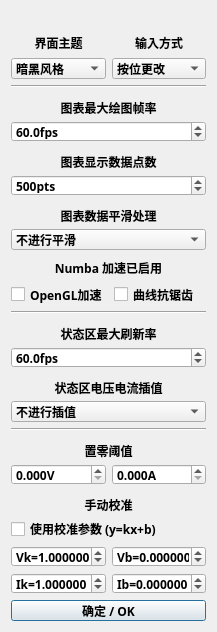
First picture: the form in gui_source/mdp_gui_template/graphics.ui, repository ElluIFX/DP100-PyQt5-GUI, before the edit.
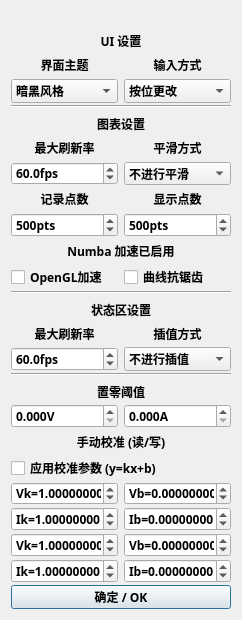
Second picture: the form after the edit.

The edit to the form file:
```diff
--- a/gui_source/mdp_gui_template/graphics.ui
+++ b/gui_source/mdp_gui_template/graphics.ui
@@ -12,8 +12,8 @@
    <rect>
     <x>0</x>
     <y>0</y>
-    <width>217</width>
-    <height>632</height>
+    <width>242</width>
+    <height>620</height>
    </rect>
   </property>
   <property name="sizePolicy">
@@ -24,14 +24,14 @@
   </property>
   <property name="minimumSize">
    <size>
-    <width>217</width>
-    <height>595</height>
+    <width>242</width>
+    <height>620</height>
    </size>
   </property>
   <property name="maximumSize">
    <size>
-    <width>242</width>
-    <height>632</height>
+    <width>266</width>
+    <height>620</height>
    </size>
   </property>
   <property name="windowTitle">
@@ -44,6 +44,9 @@
    <bool>true</bool>
   </property>
   <layout class="QVBoxLayout" name="verticalLayout">
+   <property name="spacing">
+    <number>2</number>
+   </property>
    <item>
     <widget class="QLabel" name="label">
      <property name="maximumSize">
@@ -57,6 +60,37 @@
      </property>
     </widget>
    </item>
+   <item>
+    <widget class="QLabel" name="label_46">
+     <property name="minimumSize">
+      <size>
+       <width>0</width>
+       <height>28</height>
+      </size>
+     </property>
+     <property name="maximumSize">
+      <size>
+       <width>999</width>
+       <height>16777215</height>
+      </size>
+     </property>
+     <property name="font">
+      <font>
+       <family>Sarasa Fixed SC SemiBold</family>
+       <bold>true</bold>
+      </font>
+     </property>
+     <property name="text">
+      <string>UI 设置</string>
+     </property>
+     <property name="alignment">
+      <set>Qt::AlignCenter</set>
+     </property>
+     <property name="margin">
+      <number>6</number>
+     </property>
+    </widget>
+   </item>
    <item>
     <layout class="QHBoxLayout" name="horizontalLayout_7">
      <property name="spacing">
@@ -219,7 +253,7 @@
       </font>
      </property>
      <property name="text">
-      <string>图表最大绘图帧率</string>
+      <string>图表设置</string>
      </property>
      <property name="alignment">
       <set>Qt::AlignCenter</set>
@@ -229,6 +263,80 @@
      </property>
     </widget>
    </item>
+   <item>
+    <layout class="QHBoxLayout" name="horizontalLayout_13">
+     <property name="spacing">
+      <number>6</number>
+     </property>
+     <item>
+      <widget class="QLabel" name="label_39">
+       <property name="minimumSize">
+        <size>
+         <width>0</width>
+         <height>24</height>
+        </size>
+       </property>
+       <property name="maximumSize">
+        <size>
+         <width>999</width>
+         <height>16777215</height>
+        </size>
+       </property>
+       <property name="font">
+        <font>
+         <family>Sarasa Fixed SC SemiBold</family>
+         <bold>true</bold>
+        </font>
+       </property>
+       <property name="text">
+        <string>最大刷新率</string>
+       </property>
+       <property name="alignment">
+        <set>Qt::AlignCenter</set>
+       </property>
+       <property name="margin">
+        <number>6</number>
+       </property>
+      </widget>
+     </item>
+     <item>
+      <widget class="QLabel" name="label_45">
+       <property name="minimumSize">
+        <size>
+         <width>0</width>
+         <height>24</height>
+        </size>
+       </property>
+       <property name="maximumSize">
+        <size>
+         <width>999</width>
+         <height>16777215</height>
+        </size>
+       </property>
+       <property name="font">
+        <font>
+         <family>Sarasa Fixed SC SemiBold</family>
+         <bold>true</bold>
+        </font>
+       </property>
+       <property name="text">
+        <string>平滑方式</string>
+       </property>
+       <property name="alignment">
+        <set>Qt::AlignCenter</set>
+       </property>
+       <property name="margin">
+        <number>6</number>
+       </property>
+      </widget>
+     </item>
+    </layout>
+   </item>
+   <item>
+    <layout class="QHBoxLayout" name="horizontalLayout_12">
+     <property name="spacing">
+      <number>6</number>
+     </property>
    <item>
     <widget class="QDoubleSpinBox" name="spinMaxFps">
      <property name="font">
@@ -260,99 +368,6 @@
      </property>
     </widget>
    </item>
-   <item>
-    <widget class="QLabel" name="label_37">
-     <property name="minimumSize">
-      <size>
-       <width>0</width>
-       <height>28</height>
-      </size>
-     </property>
-     <property name="maximumSize">
-      <size>
-       <width>999</width>
-       <height>16777215</height>
-      </size>
-     </property>
-     <property name="font">
-      <font>
-       <family>Sarasa Fixed SC SemiBold</family>
-       <bold>true</bold>
-      </font>
-     </property>
-     <property name="text">
-      <string>图表显示数据点数</string>
-     </property>
-     <property name="alignment">
-      <set>Qt::AlignCenter</set>
-     </property>
-     <property name="margin">
-      <number>6</number>
-     </property>
-    </widget>
-   </item>
-   <item>
-    <widget class="QSpinBox" name="spinDataLength">
-     <property name="font">
-      <font>
-       <family>Sarasa Fixed SC SemiBold</family>
-       <bold>true</bold>
-      </font>
-     </property>
-     <property name="alignment">
-      <set>Qt::AlignLeading|Qt::AlignLeft|Qt::AlignVCenter</set>
-     </property>
-     <property name="suffix">
-      <string>pts</string>
-     </property>
-     <property name="prefix">
-      <string/>
-     </property>
-     <property name="minimum">
-      <number>100</number>
-     </property>
-     <property name="maximum">
-      <number>10000</number>
-     </property>
-     <property name="singleStep">
-      <number>100</number>
-     </property>
-     <property name="value">
-      <number>500</number>
-     </property>
-    </widget>
-   </item>
-   <item>
-    <widget class="QLabel" name="label_40">
-     <property name="minimumSize">
-      <size>
-       <width>0</width>
-       <height>28</height>
-      </size>
-     </property>
-     <property name="maximumSize">
-      <size>
-       <width>999</width>
-       <height>16777215</height>
-      </size>
-     </property>
-     <property name="font">
-      <font>
-       <family>Sarasa Fixed SC SemiBold</family>
-       <bold>true</bold>
-      </font>
-     </property>
-     <property name="text">
-      <string>图表数据平滑处理</string>
-     </property>
-     <property name="alignment">
-      <set>Qt::AlignCenter</set>
-     </property>
-     <property name="margin">
-      <number>6</number>
-     </property>
-    </widget>
-   </item>
    <item>
     <widget class="QComboBox" name="comboAvgMode">
      <property name="font">
@@ -390,6 +405,146 @@
      </item>
     </widget>
    </item>
+    </layout>
+   </item>
+   <item>
+    <layout class="QHBoxLayout" name="horizontalLayout_14">
+     <property name="spacing">
+      <number>6</number>
+     </property>
+     <item>
+      <widget class="QLabel" name="label_40">
+       <property name="minimumSize">
+        <size>
+         <width>0</width>
+         <height>24</height>
+        </size>
+       </property>
+       <property name="maximumSize">
+        <size>
+         <width>999</width>
+         <height>16777215</height>
+        </size>
+       </property>
+       <property name="font">
+        <font>
+         <family>Sarasa Fixed SC SemiBold</family>
+         <bold>true</bold>
+        </font>
+       </property>
+       <property name="text">
+        <string>记录点数</string>
+       </property>
+       <property name="alignment">
+        <set>Qt::AlignCenter</set>
+       </property>
+       <property name="margin">
+        <number>6</number>
+       </property>
+      </widget>
+     </item>
+     <item>
+      <widget class="QLabel" name="label_47">
+       <property name="minimumSize">
+        <size>
+         <width>0</width>
+         <height>24</height>
+        </size>
+       </property>
+       <property name="maximumSize">
+        <size>
+         <width>999</width>
+         <height>16777215</height>
+        </size>
+       </property>
+       <property name="font">
+        <font>
+         <family>Sarasa Fixed SC SemiBold</family>
+         <bold>true</bold>
+        </font>
+       </property>
+       <property name="text">
+        <string>显示点数</string>
+       </property>
+       <property name="alignment">
+        <set>Qt::AlignCenter</set>
+       </property>
+       <property name="margin">
+        <number>6</number>
+       </property>
+      </widget>
+     </item>
+    </layout>
+   </item>
+   <item>
+    <layout class="QHBoxLayout" name="horizontalLayout_15">
+     <property name="spacing">
+      <number>6</number>
+     </property>
+     <item>
+      <widget class="QSpinBox" name="spinDataLength">
+       <property name="font">
+        <font>
+         <family>Sarasa Fixed SC SemiBold</family>
+         <bold>true</bold>
+        </font>
+       </property>
+       <property name="alignment">
+        <set>Qt::AlignLeading|Qt::AlignLeft|Qt::AlignVCenter</set>
+       </property>
+       <property name="suffix">
+        <string>pts</string>
+       </property>
+       <property name="prefix">
+        <string/>
+       </property>
+       <property name="minimum">
+        <number>100</number>
+       </property>
+       <property name="maximum">
+        <number>999999999</number>
+       </property>
+       <property name="singleStep">
+        <number>100</number>
+       </property>
+       <property name="value">
+        <number>500</number>
+       </property>
+      </widget>
+     </item>
+     <item>
+      <widget class="QSpinBox" name="spinDisplayLength">
+       <property name="font">
+        <font>
+         <family>Sarasa Fixed SC SemiBold</family>
+         <bold>true</bold>
+        </font>
+       </property>
+       <property name="alignment">
+        <set>Qt::AlignLeading|Qt::AlignLeft|Qt::AlignVCenter</set>
+       </property>
+       <property name="suffix">
+        <string>pts</string>
+       </property>
+       <property name="prefix">
+        <string/>
+       </property>
+       <property name="minimum">
+        <number>100</number>
+       </property>
+       <property name="maximum">
+        <number>999999999</number>
+       </property>
+       <property name="singleStep">
+        <number>100</number>
+       </property>
+       <property name="value">
+        <number>500</number>
+       </property>
+      </widget>
+     </item>
+    </layout>
+   </item>
    <item>
     <widget class="QLabel" name="labelNumba">
      <property name="minimumSize">
@@ -482,7 +637,7 @@
       </font>
      </property>
      <property name="text">
-      <string>状态区最大刷新率</string>
+      <string>状态区设置</string>
      </property>
      <property name="alignment">
       <set>Qt::AlignCenter</set>
@@ -492,6 +647,80 @@
      </property>
     </widget>
    </item>
+   <item>
+    <layout class="QHBoxLayout" name="horizontalLayout_11">
+     <property name="spacing">
+      <number>6</number>
+     </property>
+     <item>
+      <widget class="QLabel" name="label_43">
+       <property name="minimumSize">
+        <size>
+         <width>0</width>
+         <height>24</height>
+        </size>
+       </property>
+       <property name="maximumSize">
+        <size>
+         <width>999</width>
+         <height>16777215</height>
+        </size>
+       </property>
+       <property name="font">
+        <font>
+         <family>Sarasa Fixed SC SemiBold</family>
+         <bold>true</bold>
+        </font>
+       </property>
+       <property name="text">
+        <string>最大刷新率</string>
+       </property>
+       <property name="alignment">
+        <set>Qt::AlignCenter</set>
+       </property>
+       <property name="margin">
+        <number>6</number>
+       </property>
+      </widget>
+     </item>
+     <item>
+      <widget class="QLabel" name="label_44">
+       <property name="minimumSize">
+        <size>
+         <width>0</width>
+         <height>24</height>
+        </size>
+       </property>
+       <property name="maximumSize">
+        <size>
+         <width>999</width>
+         <height>16777215</height>
+        </size>
+       </property>
+       <property name="font">
+        <font>
+         <family>Sarasa Fixed SC SemiBold</family>
+         <bold>true</bold>
+        </font>
+       </property>
+       <property name="text">
+        <string>插值方式</string>
+       </property>
+       <property name="alignment">
+        <set>Qt::AlignCenter</set>
+       </property>
+       <property name="margin">
+        <number>6</number>
+       </property>
+      </widget>
+     </item>
+    </layout>
+   </item>
+   <item>
+    <layout class="QHBoxLayout" name="horizontalLayout_10">
+     <property name="spacing">
+      <number>6</number>
+     </property>
    <item>
     <widget class="QDoubleSpinBox" name="spinStateFps">
      <property name="font">
@@ -523,37 +752,6 @@
      </property>
     </widget>
    </item>
-   <item>
-    <widget class="QLabel" name="label_39">
-     <property name="minimumSize">
-      <size>
-       <width>0</width>
-       <height>28</height>
-      </size>
-     </property>
-     <property name="maximumSize">
-      <size>
-       <width>999</width>
-       <height>16777215</height>
-      </size>
-     </property>
-     <property name="font">
-      <font>
-       <family>Sarasa Fixed SC SemiBold</family>
-       <bold>true</bold>
-      </font>
-     </property>
-     <property name="text">
-      <string>状态区电压电流插值</string>
-     </property>
-     <property name="alignment">
-      <set>Qt::AlignCenter</set>
-     </property>
-     <property name="margin">
-      <number>6</number>
-     </property>
-    </widget>
-   </item>
    <item>
     <widget class="QComboBox" name="comboInterp">
      <property name="font">
@@ -596,6 +794,8 @@
      </item>
     </widget>
    </item>
+    </layout>
+   </item>
    <item>
     <widget class="Line" name="line_2">
      <property name="orientation">
@@ -708,7 +908,7 @@
      <property name="minimumSize">
       <size>
        <width>0</width>
-       <height>28</height>
+       <height>24</height>
       </size>
      </property>
      <property name="maximumSize">
@@ -724,7 +924,7 @@
       </font>
      </property>
      <property name="text">
-      <string>手动校准</string>
+      <string>手动校准 (读/写)</string>
      </property>
      <property name="alignment">
       <set>Qt::AlignCenter</set>
@@ -743,7 +943,7 @@
       </font>
      </property>
      <property name="text">
-      <string>使用校准参数 (y=kx+b)</string>
+      <string>应用校准参数 (y=kx+b)</string>
      </property>
     </widget>
    </item>
@@ -770,7 +970,7 @@
         <string/>
        </property>
        <property name="decimals">
-        <number>6</number>
+        <number>8</number>
        </property>
        <property name="minimum">
         <double>-100.000000000000000</double>
@@ -804,7 +1004,7 @@
         <string/>
        </property>
        <property name="decimals">
-        <number>6</number>
+        <number>8</number>
        </property>
        <property name="minimum">
         <double>-100.000000000000000</double>
@@ -845,7 +1045,7 @@
         <string/>
        </property>
        <property name="decimals">
-        <number>6</number>
+        <number>8</number>
        </property>
        <property name="minimum">
         <double>-100.000000000000000</double>
@@ -879,7 +1079,157 @@
         <string/>
        </property>
        <property name="decimals">
+        <number>8</number>
+       </property>
+       <property name="minimum">
+        <double>-100.000000000000000</double>
+       </property>
+       <property name="maximum">
+        <double>100.000000000000000</double>
+       </property>
+       <property name="singleStep">
+        <double>0.001000000000000</double>
+       </property>
+       <property name="value">
+        <double>0.000000000000000</double>
+       </property>
+      </widget>
+     </item>
+    </layout>
+   </item>
+   <item>
+    <layout class="QHBoxLayout" name="horizontalLayout_8">
+     <property name="spacing">
         <number>6</number>
+     </property>
+     <item>
+      <widget class="QDoubleSpinBox" name="spinCaliVk_2">
+       <property name="font">
+        <font>
+         <family>Sarasa Fixed SC SemiBold</family>
+         <bold>true</bold>
+        </font>
+       </property>
+       <property name="alignment">
+        <set>Qt::AlignLeading|Qt::AlignLeft|Qt::AlignVCenter</set>
+       </property>
+       <property name="prefix">
+        <string>Vk=</string>
+       </property>
+       <property name="suffix">
+        <string/>
+       </property>
+       <property name="decimals">
+        <number>8</number>
+       </property>
+       <property name="minimum">
+        <double>-100.000000000000000</double>
+       </property>
+       <property name="maximum">
+        <double>100.000000000000000</double>
+       </property>
+       <property name="singleStep">
+        <double>0.001000000000000</double>
+       </property>
+       <property name="value">
+        <double>1.000000000000000</double>
+       </property>
+      </widget>
+     </item>
+     <item>
+      <widget class="QDoubleSpinBox" name="spinCaliVb_2">
+       <property name="font">
+        <font>
+         <family>Sarasa Fixed SC SemiBold</family>
+         <bold>true</bold>
+        </font>
+       </property>
+       <property name="alignment">
+        <set>Qt::AlignLeading|Qt::AlignLeft|Qt::AlignVCenter</set>
+       </property>
+       <property name="prefix">
+        <string>Vb=</string>
+       </property>
+       <property name="suffix">
+        <string/>
+       </property>
+       <property name="decimals">
+        <number>8</number>
+       </property>
+       <property name="minimum">
+        <double>-100.000000000000000</double>
+       </property>
+       <property name="maximum">
+        <double>100.000000000000000</double>
+       </property>
+       <property name="singleStep">
+        <double>0.001000000000000</double>
+       </property>
+       <property name="value">
+        <double>0.000000000000000</double>
+       </property>
+      </widget>
+     </item>
+    </layout>
+   </item>
+   <item>
+    <layout class="QHBoxLayout" name="horizontalLayout_9">
+     <property name="spacing">
+      <number>6</number>
+     </property>
+     <item>
+      <widget class="QDoubleSpinBox" name="spinCaliIk_2">
+       <property name="font">
+        <font>
+         <family>Sarasa Fixed SC SemiBold</family>
+         <bold>true</bold>
+        </font>
+       </property>
+       <property name="alignment">
+        <set>Qt::AlignLeading|Qt::AlignLeft|Qt::AlignVCenter</set>
+       </property>
+       <property name="prefix">
+        <string>Ik=</string>
+       </property>
+       <property name="suffix">
+        <string/>
+       </property>
+       <property name="decimals">
+        <number>8</number>
+       </property>
+       <property name="minimum">
+        <double>-100.000000000000000</double>
+       </property>
+       <property name="maximum">
+        <double>100.000000000000000</double>
+       </property>
+       <property name="singleStep">
+        <double>0.001000000000000</double>
+       </property>
+       <property name="value">
+        <double>1.000000000000000</double>
+       </property>
+      </widget>
+     </item>
+     <item>
+      <widget class="QDoubleSpinBox" name="spinCaliIb_2">
+       <property name="font">
+        <font>
+         <family>Sarasa Fixed SC SemiBold</family>
+         <bold>true</bold>
+        </font>
+       </property>
+       <property name="alignment">
+        <set>Qt::AlignLeading|Qt::AlignLeft|Qt::AlignVCenter</set>
+       </property>
+       <property name="prefix">
+        <string>Ib=</string>
+       </property>
+       <property name="suffix">
+        <string/>
+       </property>
+       <property name="decimals">
+        <number>8</number>
        </property>
        <property name="minimum">
         <double>-100.000000000000000</double>
```
Left out of the diff: 2 changed lines with no effect on the pictures. Lines whose indentation alone changed are shown as unchanged.
